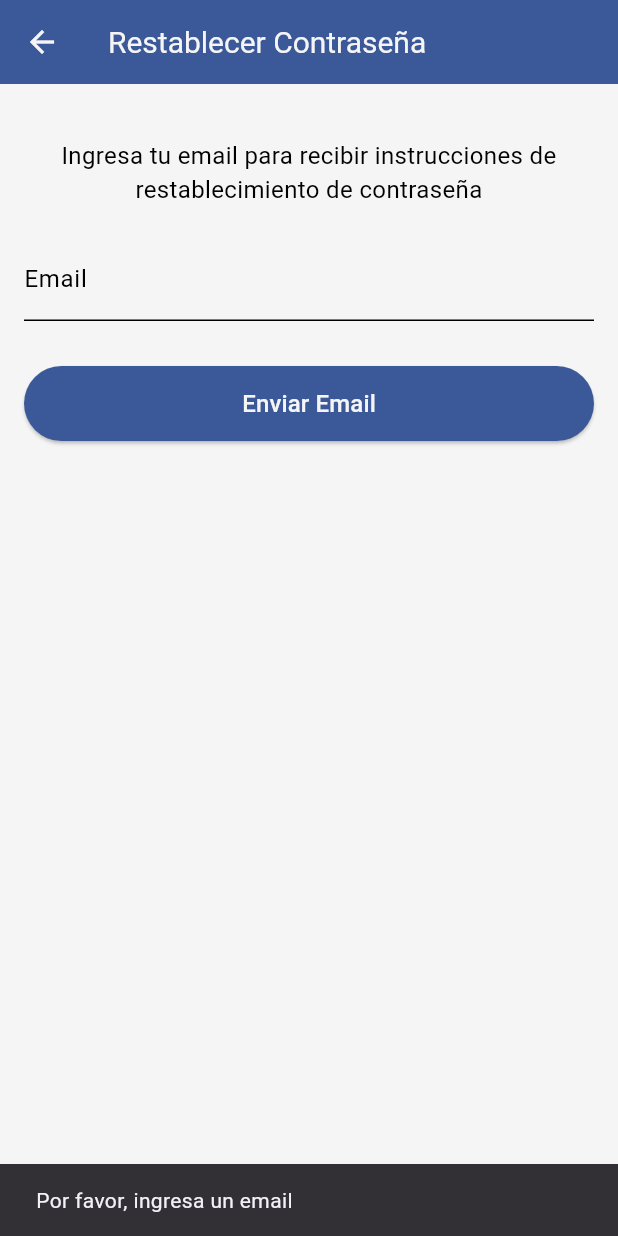
After one commit to J-Manriquez/control_gastos, a Flutter app: the ResetPasswordScreen screen opened directly, after a tap on "Enviar Email", on a phone screen of 412 x 824 dp. The commit adds this screen. Run offline on Flutter 3.47's test engine with Material 3 defaults, Android fonts, the phone set to English and light mode, and no system bars; our stand-ins replace cloud_firestore, firebase_auth, firebase_core, logger, shared_preferences; accounts and stored records are empty; network calls fail.

Commit message:
restablecer contraseña

```diff
--- a/lib/screens/inicio/login_screen.dart
+++ b/lib/screens/inicio/login_screen.dart
@@ -1,5 +1,6 @@
 import 'package:control_gastos/screens/inicio/register_screen.dart';
 import 'package:control_gastos/screens/gastos/gastos_screen.dart';
+import 'package:control_gastos/screens/inicio/reset_password_screen.dart';
 import 'package:control_gastos/services/auth_service.dart';
 import 'package:control_gastos/services/provider_colors.dart';
 import 'package:flutter/material.dart';
@@ -53,7 +54,8 @@ class _LoginScreenState extends State<LoginScreen> {
 
   @override
   Widget build(BuildContext context) {
-    final colors = Provider.of<ColorProvider>(context).colors; // Obtiene los colores del provider
+    final colors = Provider.of<ColorProvider>(context)
+        .colors; // Obtiene los colores del provider
 
     return Scaffold(
       backgroundColor: colors.backgroundColor, // Aplica el color de fondo
@@ -61,8 +63,11 @@ class _LoginScreenState extends State<LoginScreen> {
         title: const Text('Inicio de Sesión'),
         centerTitle: true,
         backgroundColor: colors.appBarColor, // Color de AppBar
-        titleTextStyle: TextStyle(color: colors.secondaryTextColor, fontSize: 20), // Color del texto del AppBar
-        iconTheme: IconThemeData(color: colors.secondaryTextColor), // Color de los iconos del AppBar
+        titleTextStyle: TextStyle(
+            color: colors.secondaryTextColor,
+            fontSize: 20), // Color del texto del AppBar
+        iconTheme: IconThemeData(
+            color: colors.secondaryTextColor), // Color de los iconos del AppBar
       ),
       body: Padding(
         padding: const EdgeInsets.all(16.0),
@@ -105,11 +110,13 @@ class _LoginScreenState extends State<LoginScreen> {
 
             // Botón de inicio de sesión
             SizedBox(
-              width: MediaQuery.of(context).size.width * 0.7, // Botón con 70% del ancho
+              width: MediaQuery.of(context).size.width *
+                  0.7, // Botón con 70% del ancho
               child: ElevatedButton(
                 onPressed: _login,
                 style: ElevatedButton.styleFrom(
-                  backgroundColor: colors.appBarColor, // Color de fondo del botón
+                  backgroundColor:
+                      colors.appBarColor, // Color de fondo del botón
                 ),
                 child: Text(
                   'Iniciar Sesión',
@@ -118,14 +125,27 @@ class _LoginScreenState extends State<LoginScreen> {
               ),
             ),
             const SizedBox(height: 16), // Espacio entre el botón y el texto
-
+            TextButton(
+              onPressed: () {
+                Navigator.push(
+                  context,
+                  MaterialPageRoute(
+                      builder: (context) => const ResetPasswordScreen()),
+                );
+              },
+              child: Text(
+                '¿Olvidaste tu contraseña?',
+                style: TextStyle(color: colors.primaryTextColor),
+              ),
+            ),
             // Enlace de registro
             TextButton(
               onPressed: () {
                 // Navega a la pantalla de registro si el usuario no tiene cuenta
                 Navigator.push(
                   context,
-                  MaterialPageRoute(builder: (context) => const RegisterScreen()),
+                  MaterialPageRoute(
+                      builder: (context) => const RegisterScreen()),
                 );
               },
               child: Text(
--- /dev/null
+++ b/lib/screens/inicio/reset_password_screen.dart
@@ -0,0 +1,137 @@
+import 'package:flutter/material.dart';
+import 'package:control_gastos/services/auth_service.dart';
+import 'package:control_gastos/services/provider_colors.dart';
+import 'package:provider/provider.dart';
+
+class ResetPasswordScreen extends StatefulWidget {
+  const ResetPasswordScreen({Key? key}) : super(key: key);
+
+  @override
+  _ResetPasswordScreenState createState() => _ResetPasswordScreenState();
+}
+
+class _ResetPasswordScreenState extends State<ResetPasswordScreen> {
+  final TextEditingController _emailController = TextEditingController();
+  final AuthService _authService = AuthService();
+  bool _isLoading = false;
+
+  Future<void> _resetPassword() async {
+    if (_emailController.text.isEmpty) {
+      ScaffoldMessenger.of(context).showSnackBar(
+        const SnackBar(content: Text('Por favor, ingresa un email')),
+      );
+      return;
+    }
+
+    setState(() {
+      _isLoading = true;
+    });
+
+    try {
+      bool success = await _authService.resetPassword(_emailController.text);
+
+      if (mounted) {
+        if (success) {
+          ScaffoldMessenger.of(context).showSnackBar(
+            const SnackBar(
+              content: Text('Se ha enviado un email para restablecer tu contraseña'),
+              duration: Duration(seconds: 4),
+            ),
+          );
+          Navigator.pop(context);
+        } else {
+          ScaffoldMessenger.of(context).showSnackBar(
+            const SnackBar(
+              content: Text('Error al enviar el email de restablecimiento'),
+              duration: Duration(seconds: 4),
+            ),
+          );
+        }
+      }
+    } finally {
+      if (mounted) {
+        setState(() {
+          _isLoading = false;
+        });
+      }
+    }
+  }
+
+  @override
+  Widget build(BuildContext context) {
+    final colors = Provider.of<ColorProvider>(context).colors;
+
+    return Scaffold(
+      backgroundColor: colors.backgroundColor,
+      appBar: AppBar(
+        title: const Text('Restablecer Contraseña'),
+        backgroundColor: colors.appBarColor,
+        titleTextStyle: TextStyle(color: colors.secondaryTextColor, fontSize: 20),
+        iconTheme: IconThemeData(color: colors.secondaryTextColor),
+      ),
+      body: Padding(
+        padding: const EdgeInsets.all(16.0),
+        child: Column(
+          mainAxisAlignment: MainAxisAlignment.start,
+          crossAxisAlignment: CrossAxisAlignment.stretch,
+          children: [
+            const SizedBox(height: 20),
+            Text(
+              'Ingresa tu email para recibir instrucciones de restablecimiento de contraseña',
+              style: TextStyle(
+                fontSize: 16,
+                color: colors.primaryTextColor,
+              ),
+              textAlign: TextAlign.center,
+            ),
+            const SizedBox(height: 20),
+            TextField(
+              controller: _emailController,
+              decoration: InputDecoration(
+                labelText: 'Email',
+                labelStyle: TextStyle(color: colors.primaryTextColor),
+                focusedBorder: UnderlineInputBorder(
+                  borderSide: BorderSide(color: colors.appBarColor),
+                ),
+                enabledBorder: UnderlineInputBorder(
+                  borderSide: BorderSide(color: colors.primaryTextColor),
+                ),
+              ),
+              style: TextStyle(color: colors.primaryTextColor),
+              keyboardType: TextInputType.emailAddress,
+            ),
+            const SizedBox(height: 30),
+            SizedBox(
+              height: 50,
+              child: ElevatedButton(
+                onPressed: _isLoading ? null : _resetPassword,
+                style: ElevatedButton.styleFrom(
+                  backgroundColor: colors.appBarColor,
+                  disabledBackgroundColor: colors.appBarColor.withOpacity(0.6),
+                ),
+                child: _isLoading
+                    ? SizedBox(
+                        height: 20,
+                        width: 20,
+                        child: CircularProgressIndicator(
+                          strokeWidth: 2,
+                          valueColor: AlwaysStoppedAnimation<Color>(
+                            colors.secondaryTextColor,
+                          ),
+                        ),
+                      )
+                    : Text(
+                        'Enviar Email',
+                        style: TextStyle(
+                          color: colors.secondaryTextColor,
+                          fontSize: 16,
+                        ),
+                      ),
+              ),
+            ),
+          ],
+        ),
+      ),
+    );
+  }
+}
--- a/lib/services/auth_service.dart
+++ b/lib/services/auth_service.dart
@@ -7,6 +7,19 @@ class AuthService {
   // Instancia de FirebaseAuth para acceder a métodos de autenticación
   final FirebaseAuth _auth = FirebaseAuth.instance;
   static const String USER_UID_KEY = 'user_uid';
+
+  Future<bool> resetPassword(String email) async {
+    try {
+      CustomLogger().logInfo(
+          'Iniciando proceso de restablecimiento de contraseña para: $email');
+      await _auth.sendPasswordResetEmail(email: email);
+      CustomLogger().logInfo('Email de restablecimiento enviado exitosamente');
+      return true;
+    } catch (e) {
+      CustomLogger().logError('Error al enviar email de restablecimiento: $e');
+      return false;
+    }
+  }
 
   // Método para guardar el UID del usuario
   Future<void> saveUserSession(String uid) async {
@@ -31,7 +44,8 @@ class AuthService {
   Future<User?> registerWithEmail(String email, String password) async {
     try {
       // Intento de creación de usuario con email y contraseña
-      UserCredential userCredential = await _auth.createUserWithEmailAndPassword(
+      UserCredential userCredential =
+          await _auth.createUserWithEmailAndPassword(
         email: email,
         password: password,
       );
@@ -46,7 +60,7 @@ class AuthService {
   }
 
   // Método para iniciar sesión con email y contraseña
-   Future<User?> loginWithEmail(String email, String password) async {
+  Future<User?> loginWithEmail(String email, String password) async {
     try {
       UserCredential userCredential = await _auth.signInWithEmailAndPassword(
         email: email,
@@ -69,6 +83,7 @@ class AuthService {
       return null;
     }
   }
+
   // Método actualizado para cerrar sesión
   Future<void> signOut() async {
     try {
@@ -90,7 +105,6 @@ class AuthService {
     }
   }
 
-
   // Método para obtener el usuario actualmente autenticado
   User? get currentUser => _auth.currentUser;
 }
```
